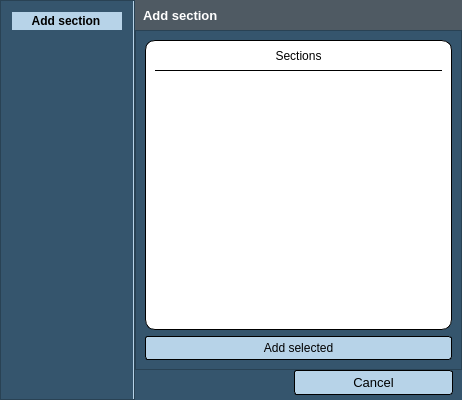
First picture: the form in select_section_dialog.ui, repository GIAPspzoo/GIAP_PolaMap_lite, before the edit.
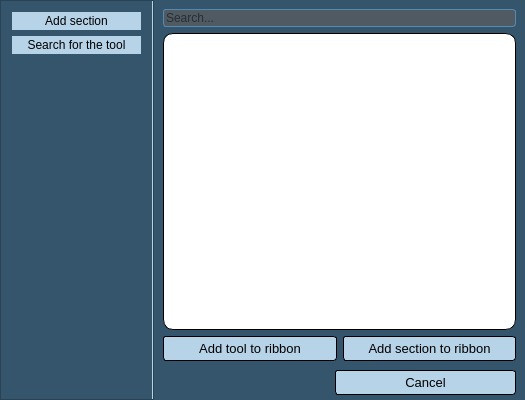
Second picture: the form after the edit. The open tabs and pages were chosen to show the change. Icons and pictures are not drawn. Custom widgets are drawn as their Qt base class.

```diff
--- a/select_section_dialog.ui
+++ b/select_section_dialog.ui
@@ -9,12 +9,12 @@
    <rect>
     <x>0</x>
     <y>0</y>
-    <width>462</width>
+    <width>525</width>
     <height>400</height>
    </rect>
   </property>
   <property name="sizePolicy">
-   <sizepolicy hsizetype="Minimum" vsizetype="Minimum">
+   <sizepolicy hsizetype="Minimum" vsizetype="Fixed">
     <horstretch>1</horstretch>
     <verstretch>1</verstretch>
    </sizepolicy>
@@ -100,6 +100,18 @@
 	background-color:  #cfcfcf;
 	color:  black;
 	padding-left: 4px;
+}
+
+QLineEdit
+{
+	border: 1px solid #5689b0;
+    border-radius: 3px;
+    background-color: #4f5a63;
+}
+
+QLineEdit:disabled
+{
+    color: white;
 }</string>
   </property>
   <property name="locale">
@@ -124,7 +136,7 @@
    <property name="spacing">
     <number>0</number>
    </property>
-   <item row="2" column="1">
+   <item row="3" column="1">
     <layout class="QHBoxLayout" name="horizontalLayout">
      <property name="spacing">
       <number>0</number>
@@ -178,7 +190,187 @@
      </item>
     </layout>
    </item>
-   <item row="1" column="1">
+   <item row="0" column="0" rowspan="4">
+    <widget class="QWidget" name="widget" native="true">
+     <property name="minimumSize">
+      <size>
+       <width>120</width>
+       <height>0</height>
+      </size>
+     </property>
+     <property name="font">
+      <font>
+       <family>Segoe UI Light</family>
+       <pointsize>8</pointsize>
+       <weight>9</weight>
+       <italic>false</italic>
+       <bold>false</bold>
+      </font>
+     </property>
+     <property name="styleSheet">
+      <string notr="true">background-color: rgb(53, 85, 109);
+font: 75 8pt &quot;Segoe UI Light&quot;;
+
+QWidget {
+border-right: 2px solid black;
+}
+
+QPushButton {
+	color: black;
+	border: 1px solid black;
+	background-color: #b7d3e8;
+	border-radius: 3px;
+	padding: 4px;
+}
+
+QPushButton:hover {
+
+	font-weight: bold;
+}
+QPushButton:pressed {
+   background-color: #5689b0;
+   border: 1px solid #6fb1e3;
+}
+
+QPushButton:disabled
+{
+	color: gray;
+}
+
+QToolButton {
+	color:  black;
+}
+
+QPushButton:disabled
+{
+	color: gray;
+}</string>
+     </property>
+     <layout class="QVBoxLayout" name="verticalLayout">
+      <property name="spacing">
+       <number>20</number>
+      </property>
+      <property name="leftMargin">
+       <number>0</number>
+      </property>
+      <property name="topMargin">
+       <number>0</number>
+      </property>
+      <property name="rightMargin">
+       <number>0</number>
+      </property>
+      <property name="bottomMargin">
+       <number>0</number>
+      </property>
+      <item>
+       <widget class="QFrame" name="frame_2">
+        <property name="minimumSize">
+         <size>
+          <width>135</width>
+          <height>0</height>
+         </size>
+        </property>
+        <property name="styleSheet">
+         <string notr="true">border-right: 2px solid #b7d3e8;
+padding: 2px;
+</string>
+        </property>
+        <property name="frameShape">
+         <enum>QFrame::StyledPanel</enum>
+        </property>
+        <property name="frameShadow">
+         <enum>QFrame::Raised</enum>
+        </property>
+        <layout class="QVBoxLayout" name="verticalLayout_3">
+         <item>
+          <widget class="QPushButton" name="addSectionTab">
+           <property name="styleSheet">
+            <string notr="true">QPushButton{   
+   background-color: #b7d3e8;
+   color: black;
+   font: 10pt &quot;Segoe UI&quot;; 
+   border: none;
+   border-radius:none;
+}
+QPushButton:hover {
+
+	font-weight: bold;
+}
+QPushButton:pressed {
+   background-color: #5689b0;
+   border: 1px solid #6fb1e3;
+}
+
+QPushButton:disabled
+{
+	color: gray;
+}
+
+QPushButton:disabled
+{
+	color: gray;
+}</string>
+           </property>
+           <property name="text">
+            <string>Add section</string>
+           </property>
+          </widget>
+         </item>
+         <item>
+          <widget class="QPushButton" name="searchToolTab">
+           <property name="styleSheet">
+            <string notr="true">QPushButton{   
+   background-color: #b7d3e8;
+   color: black;
+   font: 10pt &quot;Segoe UI&quot;; 
+   border: none;
+   border-radius:none;
+   width:125%;
+}
+QPushButton:hover {
+
+	font-weight: bold;
+}
+QPushButton:pressed {
+   background-color: #5689b0;
+   border: 1px solid #6fb1e3;
+}
+
+QPushButton:disabled
+{
+	color: gray;
+}
+
+QPushButton:disabled
+{
+	color: gray;
+}</string>
+           </property>
+           <property name="text">
+            <string>Search for the tool</string>
+           </property>
+          </widget>
+         </item>
+         <item>
+          <spacer name="verticalSpacer">
+           <property name="orientation">
+            <enum>Qt::Vertical</enum>
+           </property>
+           <property name="sizeHint" stdset="0">
+            <size>
+             <width>20</width>
+             <height>40</height>
+            </size>
+           </property>
+          </spacer>
+         </item>
+        </layout>
+       </widget>
+      </item>
+     </layout>
+    </widget>
+   </item>
+   <item row="2" column="1">
     <widget class="QStackedWidget" name="stackedWidget">
      <property name="font">
       <font>
@@ -354,107 +546,184 @@
        </item>
       </layout>
      </widget>
-    </widget>
-   </item>
-   <item row="0" column="0" rowspan="3">
-    <widget class="QWidget" name="widget" native="true">
-     <property name="minimumSize">
-      <size>
-       <width>120</width>
-       <height>0</height>
-      </size>
-     </property>
-     <property name="font">
-      <font>
-       <family>Segoe UI Light</family>
-       <pointsize>8</pointsize>
-       <weight>9</weight>
-       <italic>false</italic>
-       <bold>false</bold>
-      </font>
-     </property>
-     <property name="styleSheet">
-      <string notr="true">background-color: rgb(53, 85, 109);
-font: 75 8pt &quot;Segoe UI Light&quot;;
+     <widget class="QWidget" name="page">
+      <layout class="QVBoxLayout" name="verticalLayout_5">
+       <item>
+        <widget class="QgsFilterLineEdit" name="searchBox">
+         <property name="toolTip">
+          <string>Enter algorithm name to filter list</string>
+         </property>
+         <property name="styleSheet">
+          <string notr="true"/>
+         </property>
+         <property name="placeholderText">
+          <string>Search...</string>
+         </property>
+         <property name="showSearchIcon">
+          <bool>true</bool>
+         </property>
+        </widget>
+       </item>
+       <item>
+        <widget class="QFrame" name="frame_3">
+         <property name="styleSheet">
+          <string notr="true">border: 1px solid black;
+border-radius: 10px;
+background-color: white;</string>
+         </property>
+         <property name="frameShape">
+          <enum>QFrame::StyledPanel</enum>
+         </property>
+         <property name="frameShadow">
+          <enum>QFrame::Raised</enum>
+         </property>
+         <layout class="QVBoxLayout" name="verticalLayout_4">
+          <property name="topMargin">
+           <number>0</number>
+          </property>
+          <item>
+           <spacer name="verticalSpacer_2">
+            <property name="orientation">
+             <enum>Qt::Vertical</enum>
+            </property>
+            <property name="sizeType">
+             <enum>QSizePolicy::Minimum</enum>
+            </property>
+            <property name="sizeHint" stdset="0">
+             <size>
+              <width>20</width>
+              <height>8</height>
+             </size>
+            </property>
+           </spacer>
+          </item>
+          <item>
+           <widget class="QgsProcessingToolboxTreeView" name="algorithmTree">
+            <property name="sizePolicy">
+             <sizepolicy hsizetype="Expanding" vsizetype="Expanding">
+              <horstretch>0</horstretch>
+              <verstretch>0</verstretch>
+             </sizepolicy>
+            </property>
+            <property name="contextMenuPolicy">
+             <enum>Qt::CustomContextMenu</enum>
+            </property>
+            <property name="styleSheet">
+             <string notr="true">QTreeView:item
+{
+    color: black;
+	border: none;
+}
 
-QWidget {
-border-right: 2px solid black;
+QTreeView
+{
+	border:1px;
 }
-</string>
-     </property>
-     <layout class="QVBoxLayout" name="verticalLayout">
-      <property name="spacing">
-       <number>20</number>
-      </property>
-      <property name="leftMargin">
-       <number>0</number>
-      </property>
-      <property name="topMargin">
-       <number>0</number>
-      </property>
-      <property name="rightMargin">
-       <number>0</number>
-      </property>
-      <property name="bottomMargin">
-       <number>0</number>
-      </property>
-      <item>
-       <widget class="QFrame" name="frame_2">
-        <property name="minimumSize">
-         <size>
-          <width>135</width>
-          <height>0</height>
-         </size>
-        </property>
-        <property name="styleSheet">
-         <string notr="true">border-right: 2px solid #b7d3e8;
-padding: 2px;</string>
-        </property>
-        <property name="frameShape">
-         <enum>QFrame::StyledPanel</enum>
-        </property>
-        <property name="frameShadow">
-         <enum>QFrame::Raised</enum>
-        </property>
-        <layout class="QVBoxLayout" name="verticalLayout_3">
+
+QToolTip
+{
+    color:white;
+    font: 9pt &quot;Segoe UI&quot;;
+    font-weight: normal;
+    border-style: outset;
+    border: none;
+    border-radius: 6px;
+    background-color:qlineargradient(spread:pad, x1:0, y1:1, x2:0, y2:0, stop:0 #41617c, stop:1 #5a87ac);
+}</string>
+            </property>
+            <property name="showDropIndicator" stdset="0">
+             <bool>false</bool>
+            </property>
+            <property name="headerHidden">
+             <bool>true</bool>
+            </property>
+           </widget>
+          </item>
+          <item>
+           <spacer name="verticalSpacer_3">
+            <property name="orientation">
+             <enum>Qt::Vertical</enum>
+            </property>
+            <property name="sizeType">
+             <enum>QSizePolicy::Fixed</enum>
+            </property>
+            <property name="sizeHint" stdset="0">
+             <size>
+              <width>20</width>
+              <height>5</height>
+             </size>
+            </property>
+           </spacer>
+          </item>
+         </layout>
+        </widget>
+       </item>
+       <item>
+        <layout class="QHBoxLayout" name="horizontalLayout_2">
          <item>
-          <widget class="QLabel" name="label_2">
-           <property name="styleSheet">
-            <string notr="true">   background-color: #b7d3e8;
-   color: black;
-   font: 10pt &quot;Segoe UI&quot;; 
-   font-weight: bold;
-</string>
+          <widget class="QPushButton" name="addTool">
+           <property name="sizePolicy">
+            <sizepolicy hsizetype="Expanding" vsizetype="Fixed">
+             <horstretch>0</horstretch>
+             <verstretch>0</verstretch>
+            </sizepolicy>
+           </property>
+           <property name="font">
+            <font>
+             <family>Segoe UI</family>
+             <pointsize>10</pointsize>
+             <weight>50</weight>
+             <italic>false</italic>
+             <bold>false</bold>
+            </font>
            </property>
            <property name="text">
-            <string>Add section</string>
-           </property>
-           <property name="alignment">
-            <set>Qt::AlignCenter</set>
+            <string>Add tool to ribbon</string>
            </property>
           </widget>
          </item>
          <item>
-          <spacer name="verticalSpacer">
-           <property name="orientation">
-            <enum>Qt::Vertical</enum>
+          <widget class="QPushButton" name="addSection">
+           <property name="sizePolicy">
+            <sizepolicy hsizetype="Expanding" vsizetype="Fixed">
+             <horstretch>0</horstretch>
+             <verstretch>0</verstretch>
+            </sizepolicy>
            </property>
-           <property name="sizeHint" stdset="0">
-            <size>
-             <width>20</width>
-             <height>40</height>
-            </size>
+           <property name="font">
+            <font>
+             <family>Segoe UI</family>
+             <pointsize>10</pointsize>
+             <weight>50</weight>
+             <italic>false</italic>
+             <bold>false</bold>
+            </font>
            </property>
-          </spacer>
+           <property name="text">
+            <string>Add section to ribbon</string>
+           </property>
+          </widget>
          </item>
         </layout>
-       </widget>
-      </item>
-     </layout>
+       </item>
+      </layout>
+     </widget>
     </widget>
    </item>
   </layout>
  </widget>
+ <customwidgets>
+  <customwidget>
+   <class>QgsFilterLineEdit</class>
+   <extends>QLineEdit</extends>
+   <header>qgsfilterlineedit.h</header>
+  </customwidget>
+  <customwidget>
+   <class>QgsProcessingToolboxTreeView</class>
+   <extends>QTreeView</extends>
+   <header>qgis.gui</header>
+  </customwidget>
+ </customwidgets>
  <resources/>
  <connections>
   <connection>
```
Left out of the diff: 1 changed line with no effect on the pictures.
